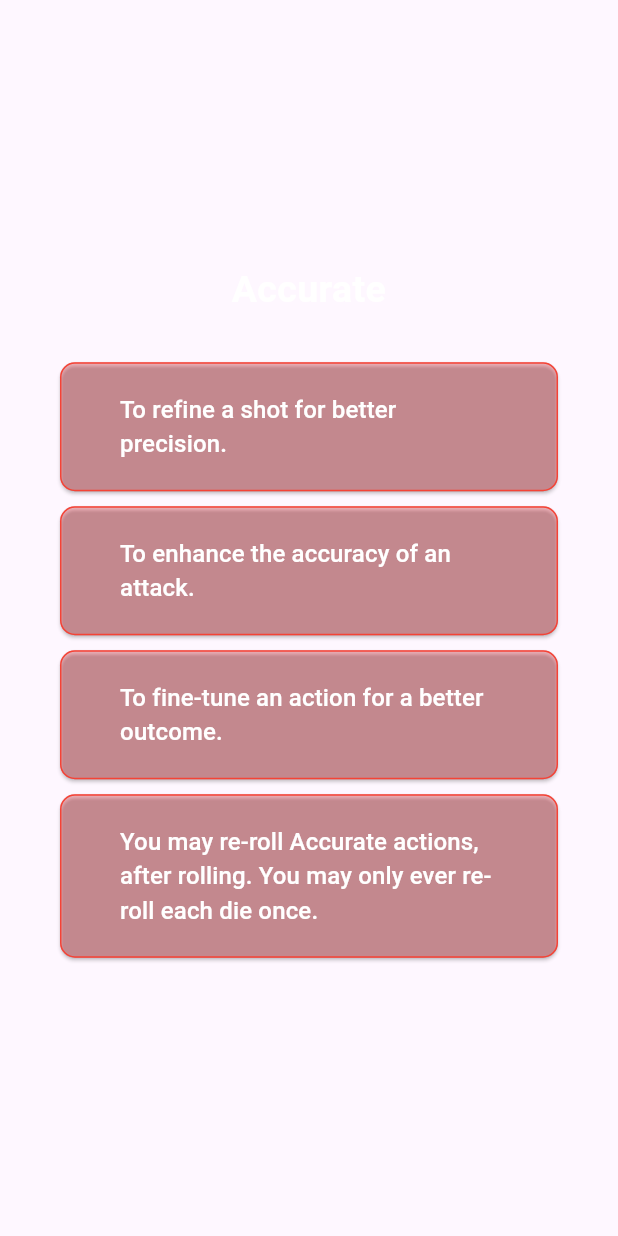
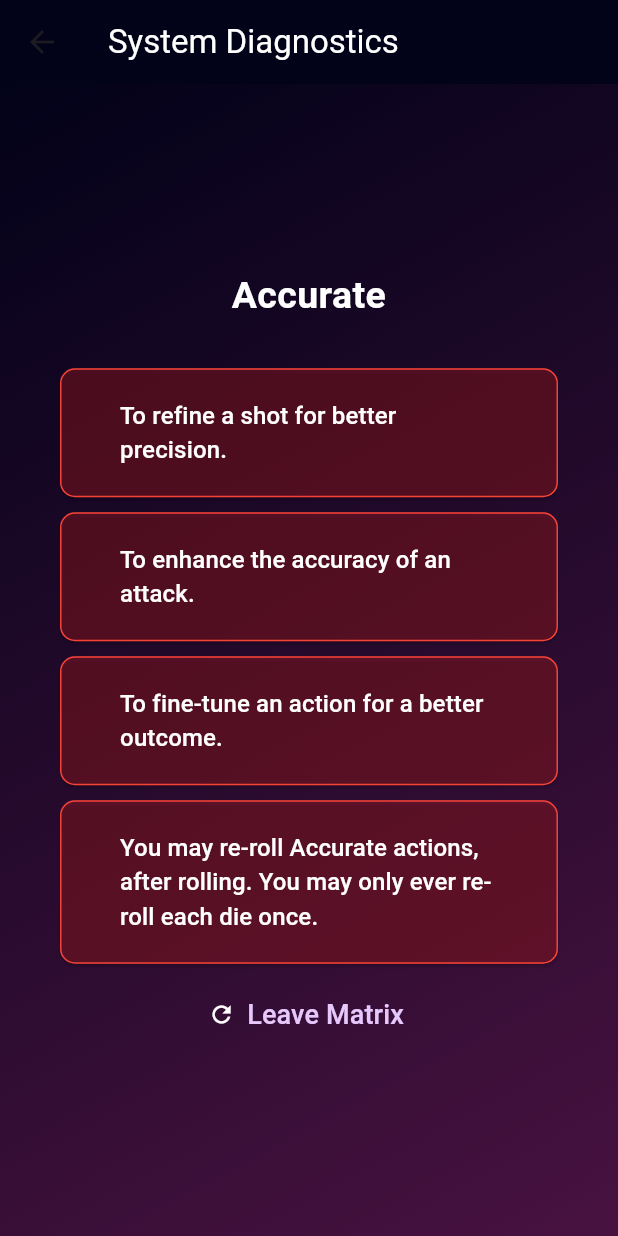
Before and after one commit to graveto/know_the_game, a Flutter app: the QuestionsScreen screen opened directly with empty values, on a phone screen of 412 x 824 dp. Run offline on Flutter 3.47's test engine with Material 3 defaults, Android fonts, the phone set to English and light mode, and no system bars; our stand-ins replace google_fonts; Roboto replaces fonts that are missing (Audiowide).

Commit message:
Adding Questions.

```diff
--- a/lib/models/quiz_question.dart
+++ b/lib/models/quiz_question.dart
@@ -3,6 +3,7 @@ class QuizQuestion {
 
   final String text;
   final List<String> answers;
+  // final String correctAnswer;
 
   List<String> getShuffledAnswers() {
     final shuffledAnswers = List.of(answers);
--- a/lib/questions_screen.dart
+++ b/lib/questions_screen.dart
@@ -7,9 +7,12 @@ class QuestionsScreen extends StatefulWidget {
   const QuestionsScreen({
     super.key,
     required this.onSelectAnswer,
+    required this.onRestart,
   });
 
   final void Function(String answer) onSelectAnswer;
+
+  final void Function() onRestart;
 
   @override
   State<QuestionsScreen> createState() {
@@ -33,8 +36,26 @@ class _QuestionsScreenState extends State<QuestionsScreen> {
 
     return SizedBox(
       width: double.infinity,
-      child: Container(
-        margin: const EdgeInsets.all(40),
+      child: Scaffold(
+        appBar: AppBar(
+          backgroundColor: const Color.fromARGB(255, 2, 2, 25),
+          title: const Text(
+            'System Diagnostics',
+            style: TextStyle(color: Colors.white),
+          ),
+        ),
+        body: Container(
+          decoration: const BoxDecoration(
+            gradient: LinearGradient(
+              colors: [
+                Color.fromARGB(255, 2, 2, 25),
+                Color.fromARGB(255, 72, 18, 64),
+              ],
+              begin: Alignment.topLeft,
+              end: Alignment.bottomRight,
+            ),
+          ),
+          padding: const EdgeInsets.all(40),
           child: Column(
             mainAxisAlignment: MainAxisAlignment.center,
             crossAxisAlignment: CrossAxisAlignment.stretch,
@@ -49,7 +70,8 @@ class _QuestionsScreenState extends State<QuestionsScreen> {
                 textAlign: TextAlign.center,
               ),
               const SizedBox(height: 30),
-            ...currentQuestion.getShuffledAnswers().map((answer) {
+              ...currentQuestion.getShuffledAnswers().map(
+                (answer) {
                   return Column(
                     mainAxisAlignment: MainAxisAlignment.center,
                     crossAxisAlignment: CrossAxisAlignment.stretch,
@@ -63,8 +85,24 @@ class _QuestionsScreenState extends State<QuestionsScreen> {
                       const SizedBox(height: 10),
                     ],
                   );
-            }),
+                },
+              ),
+              TextButton.icon(
+                onPressed: widget.onRestart,
+                style: TextButton.styleFrom(
+                  foregroundColor: Colors.white,
+                ),
+                icon: const Icon(Icons.refresh),
+                label: Text(
+                  'Leave Matrix',
+                  style: GoogleFonts.audiowide(
+                    color: const Color.fromARGB(255, 230, 200, 253),
+                    fontSize: 18,
+                  ),
+                ),
+              )
             ],
+          ),
         ),
       ),
     );
--- a/lib/quiz.dart
+++ b/lib/quiz.dart
@@ -37,7 +37,7 @@ class _QuizState extends State<Quiz> {
   void restartQuiz() {
     setState(() {
       selectedAnswers = [];
-      activeScreen = 'questions-screen';
+      activeScreen = 'start-screen';
     });
   }
 
@@ -48,6 +48,7 @@ class _QuizState extends State<Quiz> {
     if (activeScreen == 'questions-screen') {
       screenWidget = QuestionsScreen(
         onSelectAnswer: chooseAnswer,
+        onRestart: restartQuiz,
       );
     }
 
@@ -59,6 +60,7 @@ class _QuizState extends State<Quiz> {
     }
 
     return MaterialApp(
+      debugShowCheckedModeBanner: false,
       home: Scaffold(
         body: Container(
           decoration: const BoxDecoration(
--- a/lib/results_screen.dart
+++ b/lib/results_screen.dart
@@ -81,11 +81,13 @@ class ResultsScreen extends StatelessWidget {
                 foregroundColor: Colors.white,
               ),
               icon: const Icon(Icons.refresh),
-              label: Text('Get Back to Training!',
+              label: Text(
+                'Get Back to Training!',
                 style: GoogleFonts.audiowide(
                   color: const Color.fromARGB(255, 230, 200, 253),
                   fontSize: 18,
-                ),),
+                ),
+              ),
             )
           ],
         ),
```
Also changed, not shown: lib/definition_search_widget.dart (added, +124 -0 lines), lib/quiz_button.dart (added, +38 -0 lines), lib/search_button.dart (added, +35 -0 lines), lib/start_screen.dart (+17 -5 lines), lib/test_widget.dart (added, +19 -0 lines). Lines whose indentation alone changed are shown as unchanged.
